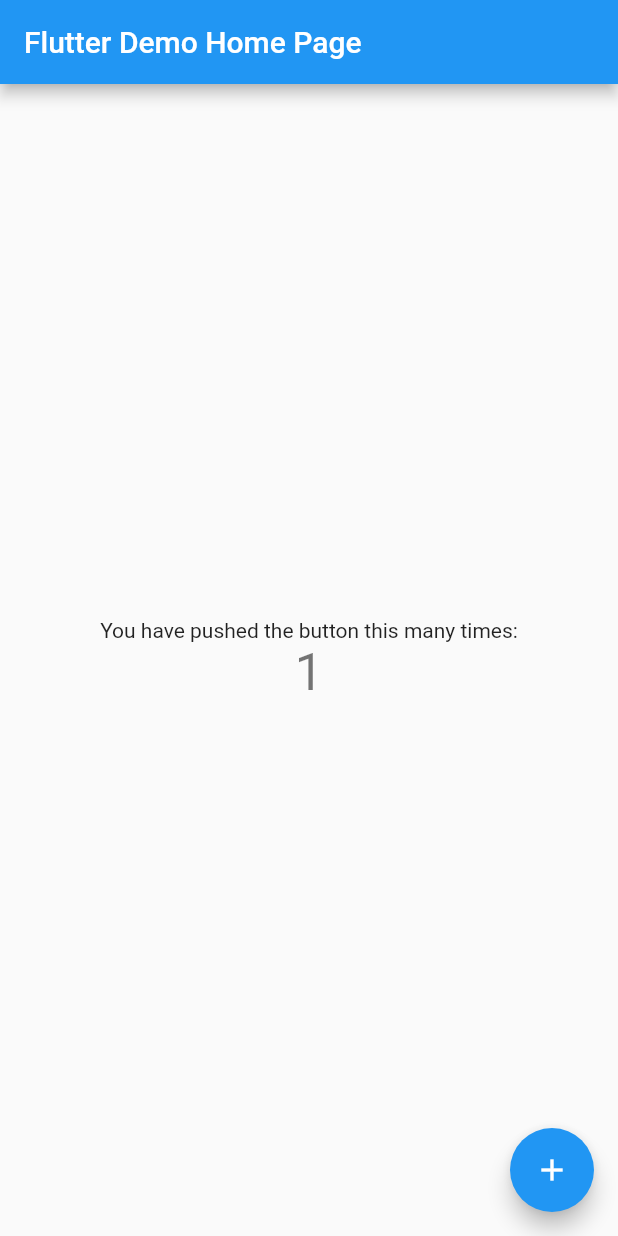
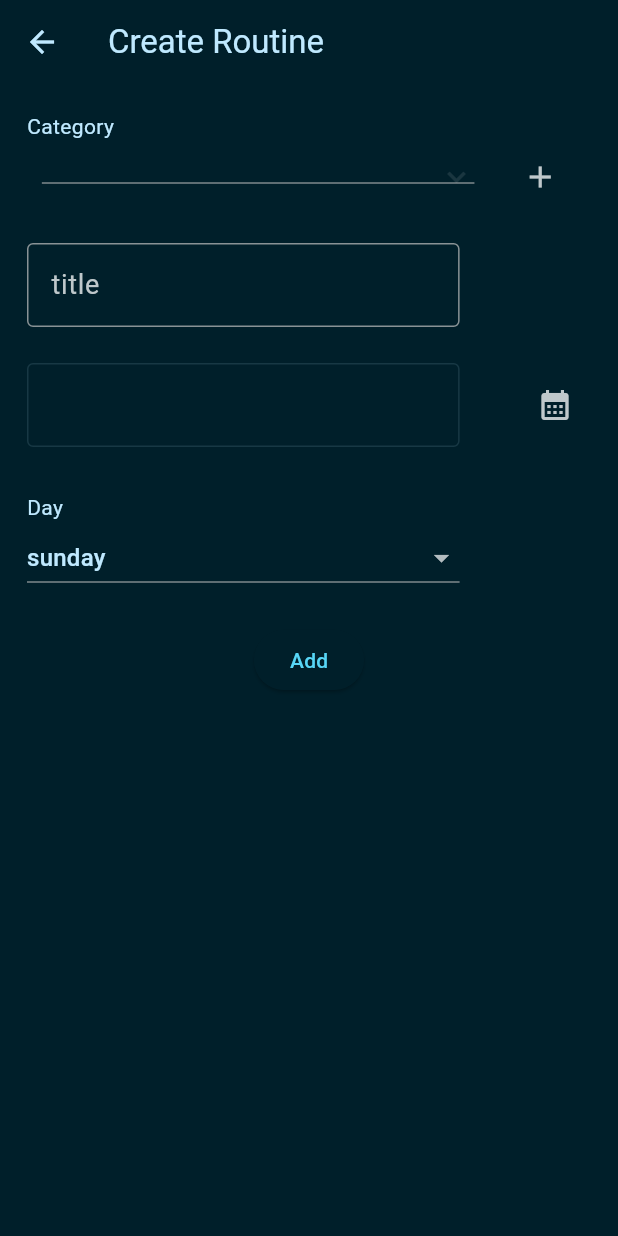
Before and after one commit to Manticodes/flutter_isar_learn, a Flutter app: the screen it shows after launch, after a tap on the "add" icon, on a phone screen of 412 x 824 dp. Run offline on Flutter 3.47's test engine with Material 2 defaults, Android fonts, the phone set to English and light mode, and no system bars; our stand-ins replace isar; accounts and stored records are empty; generated files the repository leaves out were written again.

Commit message:
read and write category

```diff
--- a/lib/collections/category.dart
+++ b/lib/collections/category.dart
@@ -1,8 +1,9 @@
 import 'package:isar/isar.dart';
+part 'category.g.dart';
 
 @Collection()
 class Category {
-  int id = Isar.autoIncrement;
+  Id id = Isar.autoIncrement;
   @Index(unique: true)
   late String name;
 }
--- a/lib/collections/routine.dart
+++ b/lib/collections/routine.dart
@@ -1,9 +1,10 @@
 import 'package:flutter_isar_learn/collections/category.dart';
 import 'package:isar/isar.dart';
+part 'routine.g.dart';
 
 @Collection()
 class Routine {
-  int id = Isar.autoIncrement;
+  Id id = Isar.autoIncrement;
   late String title;
   @Index(composite: [CompositeIndex('title')])
   final category = IsarLink<Category>();
--- a/lib/main.dart
+++ b/lib/main.dart
@@ -1,115 +1,59 @@
 import 'package:flutter/material.dart';
+import 'package:isar/isar.dart';
+import 'package:path_provider/path_provider.dart';
 
-void main() {
-  runApp(const MyApp());
+import 'package:flutter_isar_learn/collections/category.dart';
+import 'package:flutter_isar_learn/collections/routine.dart';
+import 'package:flutter_isar_learn/screens/create_routine.dart';
+import 'package:flutter_isar_learn/services/color_schemes.g.dart';
+
+void main() async {
+  WidgetsFlutterBinding.ensureInitialized();
+  final dir = await getApplicationSupportDirectory();
+  final isar = await Isar.open(
+    [RoutineSchema, CategorySchema],
+    directory: dir.path,
+  );
+  runApp(MaterialApp(
+    debugShowCheckedModeBanner: false,
+    title: 'routing app',
+    theme: ThemeData(useMaterial3: true, colorScheme: darkColorScheme),
+    home: HomePage(isar: isar),
+  ));
 }
 
-class MyApp extends StatelessWidget {
-  const MyApp({super.key});
+class HomePage extends StatefulWidget {
+  final Isar isar;
+  const HomePage({
+    Key? key,
+    required this.isar,
+  }) : super(key: key);
 
-  // This widget is the root of your application.
+  @override
+  State<HomePage> createState() => _HomePageState();
+}
+
+class _HomePageState extends State<HomePage> {
   @override
   Widget build(BuildContext context) {
-    return MaterialApp(
-      title: 'Flutter Demo',
-      theme: ThemeData(
-        // This is the theme of your application.
-        //
-        // Try running your application with "flutter run". You'll see the
-        // application has a blue toolbar. Then, without quitting the app, try
-        // changing the primarySwatch below to Colors.green and then invoke
-        // "hot reload" (press "r" in the console where you ran "flutter run",
-        // or simply save your changes to "hot reload" in a Flutter IDE).
-        // Notice that the counter didn't reset back to zero; the application
-        // is not restarted.
-        primarySwatch: Colors.blue,
+    return Scaffold(
+      appBar: AppBar(
+        title: const Text('Routines'),
+        actions: [
+          IconButton(
+              onPressed: () {
+                Navigator.push(
+                    context,
+                    MaterialPageRoute(
+                      builder: (context) => CreateRoutine(isar: widget.isar),
+                    ));
+              },
+              icon: const Icon(Icons.add))
+        ],
       ),
-      home: const MyHomePage(title: 'Flutter Demo Home Page'),
+      body: const Center(
+        child: Text('asda'),
+      ),
     );
   }
 }
-
-class MyHomePage extends StatefulWidget {
-  const MyHomePage({super.key, required this.title});
-
-  // This widget is the home page of your application. It is stateful, meaning
-  // that it has a State object (defined below) that contains fields that affect
-  // how it looks.
-
-  // This class is the configuration for the state. It holds the values (in this
-  // case the title) provided by the parent (in this case the App widget) and
-  // used by the build method of the State. Fields in a Widget subclass are
-  // always marked "final".
-
-  final String title;
-
-  @override
-  State<MyHomePage> createState() => _MyHomePageState();
-}
-
-class _MyHomePageState extends State<MyHomePage> {
-  int _counter = 0;
-
-  void _incrementCounter() {
-    setState(() {
-      // This call to setState tells the Flutter framework that something has
-      // changed in this State, which causes it to rerun the build method below
-      // so that the display can reflect the updated values. If we changed
-      // _counter without calling setState(), then the build method would not be
-      // called again, and so nothing would appear to happen.
-      _counter++;
-    });
-  }
-
-  @override
-  Widget build(BuildContext context) {
-    // This method is rerun every time setState is called, for instance as done
-    // by the _incrementCounter method above.
-    //
-    // The Flutter framework has been optimized to make rerunning build methods
-    // fast, so that you can just rebuild anything that needs updating rather
-    // than having to individually change instances of widgets.
-    return Scaffold(
-      appBar: AppBar(
-        // Here we take the value from the MyHomePage object that was created by
-        // the App.build method, and use it to set our appbar title.
-        title: Text(widget.title),
-      ),
-      body: Center(
-        // Center is a layout widget. It takes a single child and positions it
-        // in the middle of the parent.
-        child: Column(
-          // Column is also a layout widget. It takes a list of children and
-          // arranges them vertically. By default, it sizes itself to fit its
-          // children horizontally, and tries to be as tall as its parent.
-          //
-          // Invoke "debug painting" (press "p" in the console, choose the
-          // "Toggle Debug Paint" action from the Flutter Inspector in Android
-          // Studio, or the "Toggle Debug Paint" command in Visual Studio Code)
-          // to see the wireframe for each widget.
-          //
-          // Column has various properties to control how it sizes itself and
-          // how it positions its children. Here we use mainAxisAlignment to
-          // center the children vertically; the main axis here is the vertical
-          // axis because Columns are vertical (the cross axis would be
-          // horizontal).
-          mainAxisAlignment: MainAxisAlignment.center,
-          children: <Widget>[
-            const Text(
-              'You have pushed the button this many times:',
-            ),
-            Text(
-              '$_counter',
-              style: Theme.of(context).textTheme.headlineMedium,
-            ),
-          ],
-        ),
-      ),
-      floatingActionButton: FloatingActionButton(
-        onPressed: _incrementCounter,
-        tooltip: 'Increment',
-        child: const Icon(Icons.add),
-      ), // This trailing comma makes auto-formatting nicer for build methods.
-    );
-  }
-}
--- /dev/null
+++ b/lib/screens/create_routine.dart
@@ -0,0 +1,203 @@
+import 'package:flutter/material.dart';
+import 'package:flutter_isar_learn/collections/category.dart';
+import 'package:isar/isar.dart';
+
+class CreateRoutine extends StatefulWidget {
+  const CreateRoutine({
+    Key? key,
+    required this.isar,
+  }) : super(key: key);
+  final Isar isar;
+
+  @override
+  State<CreateRoutine> createState() => _CreateRoutineState();
+}
+
+class _CreateRoutineState extends State<CreateRoutine> {
+  List<Category>? categories;
+  Category? dropDownValue;
+  List<String> days = [
+    'sunday',
+    'monday',
+    'tuesday',
+    'wednesday',
+    'thursday',
+    'friday',
+    'saturday'
+  ];
+  TimeOfDay selectedTime = TimeOfDay.now();
+  String dayDropDownValue = 'sunday';
+  var titleController = TextEditingController();
+  var timeController = TextEditingController();
+  var newCatController = TextEditingController();
+  _selectedTime(BuildContext context) async {
+    final TimeOfDay? timeOfDay = await showTimePicker(
+        context: context,
+        initialTime: selectedTime,
+        initialEntryMode: TimePickerEntryMode.dialOnly);
+
+    if (timeOfDay != null && timeOfDay != selectedTime) {
+      selectedTime = timeOfDay;
+      setState(() {
+        timeController.text =
+            "${selectedTime.hour}:${selectedTime.minute} ${selectedTime.period.name}";
+      });
+    }
+  }
+
+  _addcategory(Isar isar) async {
+    final categories = isar.categorys;
+    final newcategory = Category()..name = newCatController.text;
+    await isar.writeTxn(() => categories.put(newcategory));
+    newCatController.clear();
+    _readCategory();
+  }
+
+  _readCategory() async {
+    final categorycollection = widget.isar.categorys;
+    final getcategory = await categorycollection.where().findAll();
+    setState(() {
+      dropDownValue = null;
+      categories = getcategory;
+    });
+  }
+
+  @override
+  void initState() {
+    // TODO: implement initState
+    super.initState();
+    _readCategory();
+  }
+
+  @override
+  Widget build(BuildContext context) {
+    return Scaffold(
+      appBar: AppBar(title: const Text('Create Routine')),
+      body: SingleChildScrollView(
+        child: Padding(
+          padding: const EdgeInsets.all(10.0),
+          child: Padding(
+            padding: const EdgeInsets.all(8.0),
+            child:
+                Column(crossAxisAlignment: CrossAxisAlignment.start, children: [
+              const Text('Category'),
+              Row(
+                mainAxisAlignment: MainAxisAlignment.spaceAround,
+                children: [
+                  SizedBox(
+                    width: MediaQuery.of(context).size.width * 0.7,
+                    child: DropdownButton(
+                      isExpanded: true,
+                      items: categories?.map((e) {
+                        return DropdownMenuItem<Category>(
+                          value: e,
+                          child: Text(e.name),
+                        );
+                      }).toList(),
+                      onChanged: (value) {
+                        setState(() {
+                          dropDownValue = value!;
+                        });
+                      },
+                      value: dropDownValue,
+                      icon: const Icon(Icons.keyboard_arrow_down),
+                    ),
+                  ),
+                  IconButton(
+                      onPressed: () {
+                        showDialog(
+                          context: context,
+                          builder: (context) {
+                            return AlertDialog(
+                              title: const Text('New Category'),
+                              content:
+                                  TextFormField(controller: newCatController),
+                              actions: [
+                                TextButton(
+                                    onPressed: () {
+                                      if (newCatController.text.isNotEmpty) {
+                                        _addcategory(widget.isar);
+                                      }
+                                    },
+                                    child: const Text('Add'))
+                              ],
+                            );
+                          },
+                        );
+                      },
+                      icon: const Icon(Icons.add))
+                ],
+              ),
+              const SizedBox(
+                height: 20,
+              ),
+              SizedBox(
+                height: 60,
+                width: MediaQuery.of(context).size.width * 0.7,
+                child: TextField(
+                  decoration: const InputDecoration(
+                      labelStyle: TextStyle(fontSize: 18),
+                      label: Text('title'),
+                      border: OutlineInputBorder()),
+                  controller: titleController,
+                ),
+              ),
+              const SizedBox(
+                height: 20,
+              ),
+              Row(
+                mainAxisAlignment: MainAxisAlignment.spaceBetween,
+                children: [
+                  SizedBox(
+                    width: MediaQuery.of(context).size.width * 0.7,
+                    child: TextFormField(
+                      decoration: const InputDecoration(
+                          labelStyle: TextStyle(fontSize: 18),
+                          // label: Text('Start Time'),
+                          border: OutlineInputBorder()),
+                      controller: timeController,
+                      enabled: false,
+                    ),
+                  ),
+                  IconButton(
+                      onPressed: () {
+                        _selectedTime(context);
+                      },
+                      icon: const Icon(Icons.calendar_month))
+                ],
+              ),
+              const SizedBox(
+                height: 30,
+              ),
+              const Text('Day'),
+              SizedBox(
+                width: MediaQuery.of(context).size.width * 0.7,
+                child: DropdownButton(
+                  isExpanded: true,
+                  value: dayDropDownValue,
+                  items: days.map((e) {
+                    return DropdownMenuItem(
+                      value: e,
+                      child: Text(e),
+                    );
+                  }).toList(),
+                  onChanged: (value) {
+                    setState(() {
+                      dayDropDownValue = value!;
+                    });
+                  },
+                ),
+              ),
+              const SizedBox(
+                height: 20,
+              ),
+              Center(
+                  child: ElevatedButton(
+                      onPressed: () {}, child: const Text('Add')))
+            ]),
+          ),
+        ),
+      ),
+    );
+  }
+}
--- a/pubspec.yaml
+++ b/pubspec.yaml
@@ -36,6 +36,10 @@ dependencies:
   # Use with the CupertinoIcons class for iOS style icons.
   cupertino_icons: ^1.0.2
   isar: ^3.0.5
+  isar_generator: ^3.0.5
+  build_runner: ^2.3.3
+  path_provider: ^2.0.12
+  isar_flutter_libs: ^3.0.5
 
 dev_dependencies:
   flutter_test:
```
Also changed, not shown: lib/collections/category.g.dart (added), lib/collections/routine.g.dart (added), lib/services/color_schemes.g.dart (added), pubspec.lock, 6 other files.
